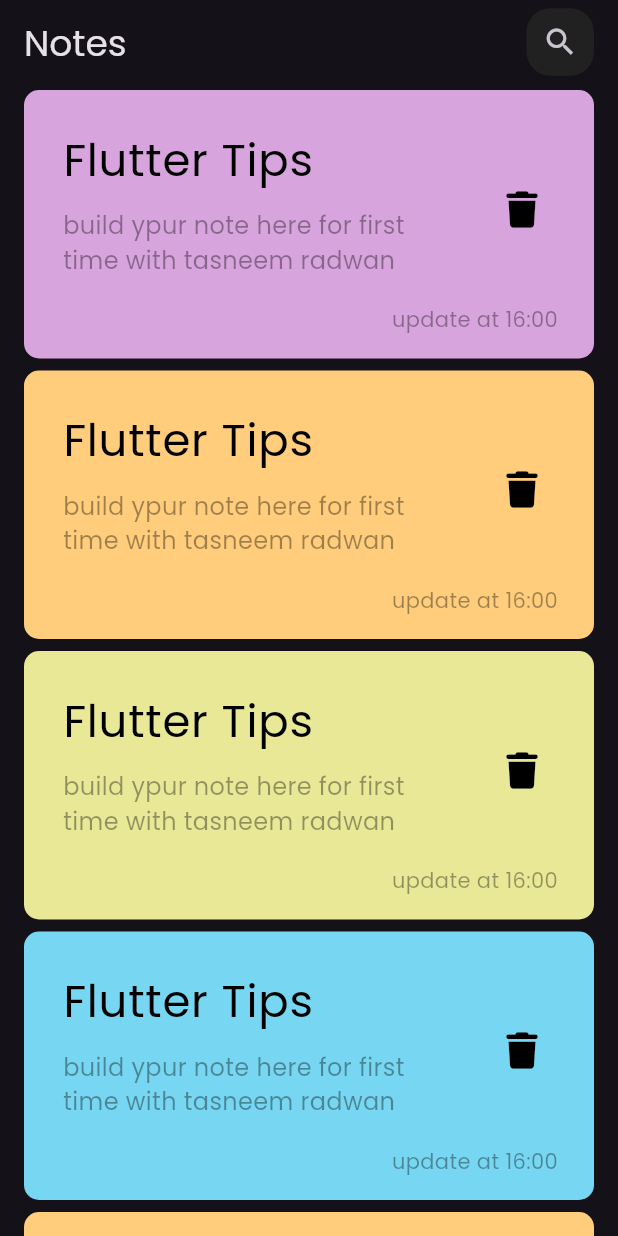
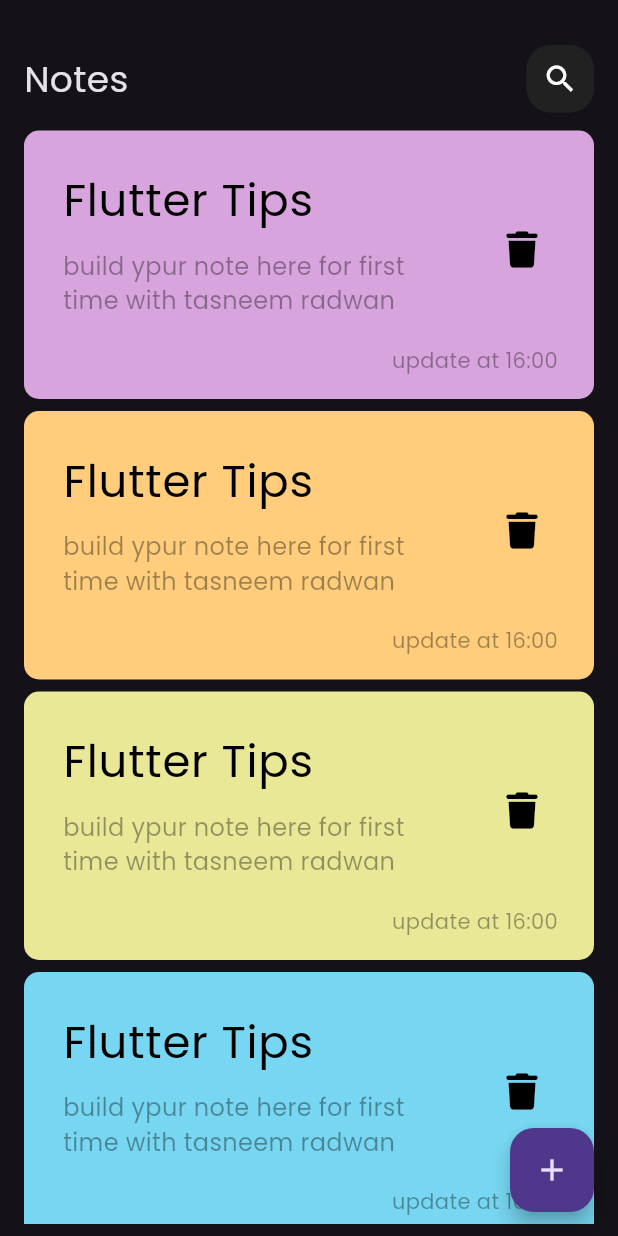
Before and after one commit to Taassneem/notes_app, a Flutter app: the screen it shows after launch, on a phone screen of 412 x 824 dp. Run offline on Flutter 3.47's test engine with Material 3 defaults, Android fonts, the phone set to English and light mode, and no system bars; our stand-ins replace font_awesome_flutter.

Commit message:
note app ui done

```diff
--- /dev/null
+++ b/lib/constant.dart
@@ -0,0 +1,3 @@
+import 'package:flutter/material.dart';
+
+const kPrimaryColor = Color(0xff64FCD8);
--- a/lib/main.dart
+++ b/lib/main.dart
@@ -1,4 +1,5 @@
 import 'package:flutter/material.dart';
+import 'package:notes_app/views/edit_note_view.dart';
 import 'package:notes_app/views/home_view.dart';
 
 void main() {
@@ -12,7 +13,14 @@ class NotesApp extends StatelessWidget {
   Widget build(BuildContext context) {
     return MaterialApp(
       debugShowCheckedModeBanner: false,
-      theme: ThemeData(brightness: Brightness.dark, fontFamily: 'Poppins'),
+      theme: ThemeData(
+        brightness: Brightness.dark,
+        fontFamily: 'Poppins',
+      ),
+      routes: {
+        EditNoteView.id: (context) => const EditNoteView(),
+        HomeView.id: (context) => const HomeView()
+      },
       home: const HomeView(),
     );
   }
--- a/lib/views/home_view.dart
+++ b/lib/views/home_view.dart
@@ -1,37 +1,36 @@
 import 'package:flutter/material.dart';
+import 'package:notes_app/widgets/custom_appbar.dart';
+import 'package:notes_app/widgets/custom_bottom_sheet.dart';
 import 'package:notes_app/widgets/note_list_view.dart';
 
 class HomeView extends StatelessWidget {
   const HomeView({super.key});
-
+  static String id = 'HomeView';
   @override
   Widget build(BuildContext context) {
     return Scaffold(
-        appBar: AppBar(
-          title: const Text(
-            'Notes',
-            style: TextStyle(fontSize: 24),
-          ),
-          actions: [
-            Padding(
-              padding: const EdgeInsets.symmetric(horizontal: 16.0),
-              child: Container(
-                width: 45,
-                height: 45,
-                decoration: BoxDecoration(
-                  color: Colors.grey[900],
-                  borderRadius: BorderRadius.circular(16),
-                ),
-                child: const Padding(
-                  padding: EdgeInsets.all(8.0),
-                  child: Icon(
-                    Icons.search,
-                  ),
-                ),
-              ),
-            )
+      body: const Padding(
+        padding: EdgeInsets.symmetric(horizontal: 16.0),
+        child: Column(
+          children: [
+            SizedBox(
+              height: 30,
+            ),
+            CustomAppBar(title: 'Notes', icon: Icons.search),
+            Expanded(child: NoteListView()),
           ],
         ),
-        body: const NoteListView());
+      ),
+      floatingActionButton: FloatingActionButton(
+        onPressed: () {
+          showModalBottomSheet(
+              shape: RoundedRectangleBorder(
+                  borderRadius: BorderRadius.circular(16)),
+              context: context,
+              builder: (context) => const ModelBottomSheet());
+        },
+        child: const Icon(Icons.add),
+      ),
+    );
   }
 }
--- /dev/null
+++ b/lib/widgets/custom_appbar.dart
@@ -0,0 +1,33 @@
+import 'package:flutter/material.dart';
+
+class CustomAppBar extends StatelessWidget {
+  const CustomAppBar({super.key, required this.title, required this.icon});
+  final String title;
+  final IconData icon;
+  @override
+  Widget build(BuildContext context) {
+    return Row(
+      children: [
+        Text(
+          title,
+          style: const TextStyle(fontSize: 24),
+        ),
+        const Spacer(),
+        Container(
+          width: 45,
+          height: 45,
+          decoration: BoxDecoration(
+            color: Colors.grey[900],
+            borderRadius: BorderRadius.circular(16),
+          ),
+          child: Padding(
+            padding: const EdgeInsets.all(8.0),
+            child: Icon(
+              icon,
+            ),
+          ),
+        )
+      ],
+    );
+  }
+}
--- a/lib/widgets/note.dart
+++ b/lib/widgets/note.dart
@@ -1,5 +1,6 @@
 import 'package:flutter/material.dart';
 import 'package:font_awesome_flutter/font_awesome_flutter.dart';
+import 'package:notes_app/views/edit_note_view.dart';
 
 class NoteCard extends StatelessWidget {
   const NoteCard({super.key, required this.color});
@@ -7,7 +8,9 @@ class NoteCard extends StatelessWidget {
   @override
   Widget build(BuildContext context) {
     return Padding(
-      padding: const EdgeInsets.symmetric(vertical: 4.0, horizontal: 16),
+      padding: const EdgeInsets.symmetric(vertical: 4.0),
+      child: GestureDetector(
+        onTap: () => Navigator.pushNamed(context, EditNoteView.id),
         child: Container(
           decoration: BoxDecoration(
             color: color,
@@ -46,6 +49,7 @@ class NoteCard extends StatelessWidget {
             ),
           ),
         ),
+      ),
     );
   }
 }
--- a/lib/widgets/note_list_view.dart
+++ b/lib/widgets/note_list_view.dart
@@ -3,7 +3,7 @@ import 'package:notes_app/widgets/note.dart';
 
 class NoteListView extends StatelessWidget {
   const NoteListView({super.key});
-final List<Color> colors =const[
+  final List<Color> colors = const [
     Color(0xffD8A4DD),
     Color(0xffFFCD7B),
     Color(0xffE8E897),
@@ -15,11 +15,17 @@ final List<Color> colors =const[
   ];
   @override
   Widget build(BuildContext context) {
-    return ListView.builder(
+    return Padding(
+      padding: const EdgeInsets.symmetric(vertical: 8.0),
+      child: ListView.builder(
+        padding: EdgeInsets.zero,
         itemCount: 10,
         itemBuilder: (BuildContext context, int index) {
-          return  NoteCard(color: colors[index],);
+          return NoteCard(
+            color: colors[index],
+          );
         },
+      ),
     );
   }
 }
```
Also changed, not shown: lib/views/edit_note_view.dart (added, +38 -0 lines), lib/widgets/custom_bottom_sheet.dart (added, +38 -0 lines), lib/widgets/custom_elevated_button.dart (added, +27 -0 lines), lib/widgets/custom_text_field.dart (added, +28 -0 lines). Lines whose indentation alone changed are shown as unchanged.
